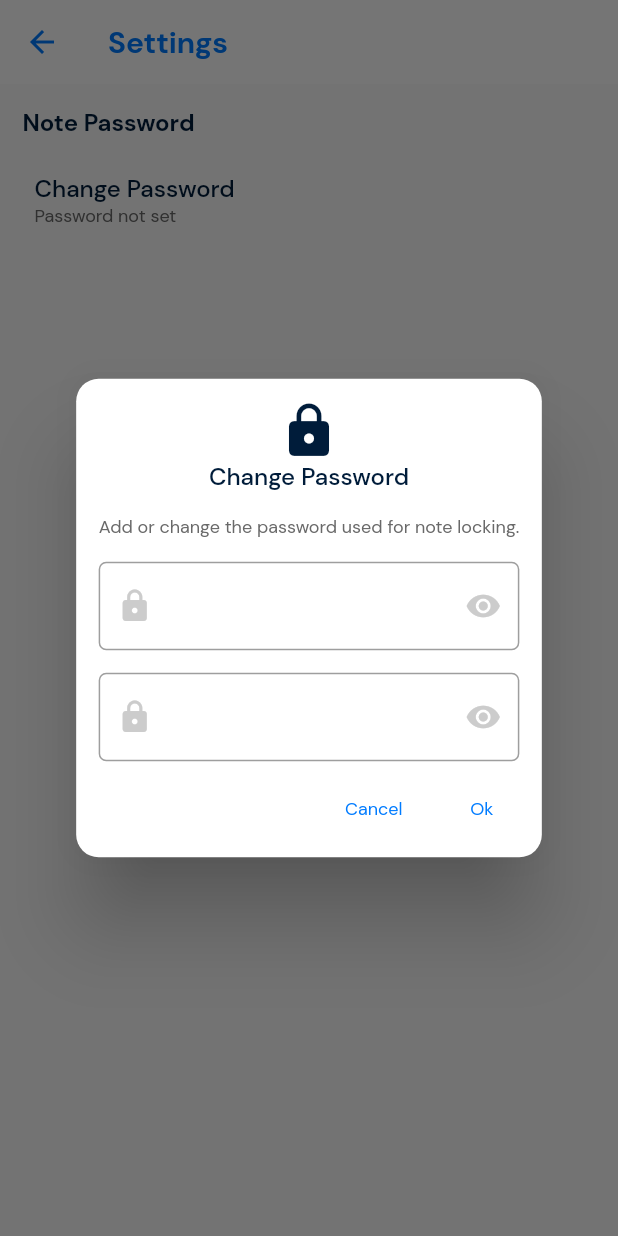
After one commit to mrkdyrit/Notako, a Flutter app: the NotePasswordScreen screen opened directly, after a tap on "Change Password", on a phone screen of 412 x 824 dp. The commit adds this screen. Run offline on Flutter 3.47's test engine with Material 2 defaults, Android fonts, the phone set to English and light mode, and no system bars; our stand-ins replace firebase_auth, firebase_core, flutter_svg, image_picker; accounts and stored records are empty.

Commit message:
Started Settings Screen, Added new property alertDescription to notakoAlertDialog

```diff
--- a/lib/screens/notes/dialogs/note_tags_dialog.dart
+++ b/lib/screens/notes/dialogs/note_tags_dialog.dart
@@ -17,13 +17,9 @@ Widget noteTagsDialog({
               builder: (context, setState) {
                 return notakoAlertDialog(
                   titleText: 'Note Tags', titleIcon: Icons.sell,
+                  alertDescription: 'Add up to five tags to organize your note.',
                   context: context,
                   children: [
-                    const Text(
-                      'Add up to five tags to organize your note.',
-                      style: FontTypography.mutedText3,
-                      textAlign: TextAlign.center,
-                    ),
                     Padding(
                       padding: const EdgeInsets.only(top: 25),
                       child: TextFormField(
--- /dev/null
+++ b/lib/screens/settings/note_password.dart
@@ -0,0 +1,168 @@
+import 'package:flutter/material.dart';
+import 'package:notako_app/utils/font_typography.dart';
+import 'package:notako_app/utils/colors.dart' as notako_color;
+import 'package:notako_app/widgets/dialogs/notako_alert_dialog.dart';
+
+class NotePasswordScreen extends StatefulWidget {
+  const NotePasswordScreen({super.key});
+
+  @override
+  State<NotePasswordScreen> createState() => _NotePasswordScreenState();
+}
+
+class _NotePasswordScreenState extends State<NotePasswordScreen> {
+  final passwordFormKey = GlobalKey<FormState>();
+
+  bool _isHidden = true;
+  final Icon _passIconShow = const Icon(Icons.visibility, color: notako_color.Colors.greyColor,);
+  final Icon _passIconHide = const Icon(Icons.visibility_off, color: notako_color.Colors.greyColor,);
+
+  final passwordController = TextEditingController();
+  final passwordConfirmationController = TextEditingController();
+
+  @override
+  Widget build(BuildContext context) {
+    return Scaffold(
+      appBar: AppBar(
+        title: Text(
+          'Settings',
+          style: FontTypography.heading2.copyWith(color: notako_color.Colors.secondaryColor),
+        ),
+        backgroundColor: Colors.white,
+        iconTheme: const IconThemeData(color: notako_color.Colors.secondaryColor),
+        elevation: 0,
+      ),
+      body: Padding(
+        padding: const EdgeInsets.all(15),
+        child: ListView(
+          children: [
+            const Text(
+              'Note Password',
+              style: FontTypography.heading3,
+            ),
+            Padding(
+              padding: const EdgeInsets.only(top: 15),
+              child: TextButton(
+                onPressed: () {
+                  showDialog(
+                    context: context,
+                    builder: (BuildContext context) {
+                      return StatefulBuilder(
+                        builder: (context, setState) {
+                          return notakoAlertDialog(
+                            titleText: 'Change Password',
+                            alertDescription: 'Add or change the password used for note locking.',
+                            titleIcon: Icons.lock,
+                            context: context,
+                            onCancel: () {
+                              passwordConfirmationController.clear();
+                              passwordController.clear();
+                            },
+                            onSubmit: () {
+                              passwordConfirmationController.clear();
+                              passwordController.clear();
+                            },
+                            children: [
+                              Form(
+                                // key: passwordFormKey,
+                                child: Column(
+                                  children: [
+                                    TextFormField(
+                                      validator: (value) {
+                                        if (value == null || value.isEmpty || !RegExp(r'^(?=.*[0-9])(?=.*[a-z])(?=.*[A-Z])(?!.* ).{8,}$').hasMatch(value)) {
+                                          return '• Passwords must be alphanumeric. \n• Passwords must be 8 characters long. \n• Password must contain at least one uppercase letter.';
+                                        }
+
+                                        return null;
+                                      },
+                                      controller: passwordController,
+                                      onTapOutside: (event) {
+                                        setState(() {
+                                          _isHidden = true;
+                                        });
+                                      },
+                                      obscureText: _isHidden,
+                                      enableSuggestions: false,
+                                      autocorrect: false,
+                                      decoration: InputDecoration(
+                                        prefixIcon: const Icon(Icons.lock, color: notako_color.Colors.greyColor,),
+                                        suffixIcon: IconButton(
+                                          icon: _isHidden ? _passIconShow: _passIconHide,
+                                          onPressed: () {
+                                            setState(() {
+                                              _isHidden ? _isHidden = false: _isHidden = true;
+                                            });
+                                          },
+                                        ),
+                                        border: OutlineInputBorder(borderRadius: BorderRadius.circular(5.0)),
+                                      ),
+                                    ),
+                                    Padding(
+                                      padding: const EdgeInsets.only(top: 15),
+                                      child: TextFormField(
+                                        validator: (value) {
+                                          if(passwordController.text.trim() != value || value == null || value.isEmpty) {
+                                            return 'Passwords does not match';
+                                          }
+
+                                          return null;
+                                        },
+                                        controller: passwordConfirmationController,
+                                        onTapOutside: (event) {
+                                          setState(() {
+                                            _isHidden = true;
+                                          });
+                                        },
+                                        obscureText: _isHidden,
+                                        enableSuggestions: false,
+                                        autocorrect: false,
+                                        decoration: InputDecoration(
+                                          prefixIcon: const Icon(Icons.lock, color: notako_color.Colors.greyColor,),
+                                          suffixIcon: IconButton(
+                                            icon: _isHidden ? _passIconShow: _passIconHide,
+                                            onPressed: () {
+                                              setState(() {
+                                                _isHidden ? _isHidden = false: _isHidden = true;
+                                              });
+                                            },
+                                          ),
+                                          border: OutlineInputBorder(borderRadius: BorderRadius.circular(5.0)),
+                                        ),
+                                      ),
+                                    )
+                                  ],
+                                ),
+                              ),
+                            ]
+                          );
+                        }
+                      );
+                    }
+                  );
+                },
+                child: Row(
+                  crossAxisAlignment: CrossAxisAlignment.start,
+                  children: [
+                    Column(
+                      crossAxisAlignment: CrossAxisAlignment.start,
+                      children: const [
+                        Text(
+                          'Change Password',
+                          style: FontTypography.subHeading2,
+                        ),
+                        Text(
+                          'Password not set',
+                          style: FontTypography.mutedText3,
+                        ),
+                      ],
+                    ),
+                  ],
+                )
+              ),
+            )
+          ],
+        ),
+      )
+    );
+  }
+}
--- a/lib/widgets/dialogs/notako_alert_dialog.dart
+++ b/lib/widgets/dialogs/notako_alert_dialog.dart
@@ -5,6 +5,7 @@ import 'package:notako_app/utils/colors.dart' as notako_color;
 
 AlertDialog notakoAlertDialog({
   required String titleText,
+  required String alertDescription,
   required IconData titleIcon,
   required BuildContext context,
   required List<Widget> children,
@@ -34,7 +35,17 @@ AlertDialog notakoAlertDialog({
     ),
     content: Column(
       mainAxisSize: MainAxisSize.min,
-      children: children,
+      children: [
+        Padding(
+          padding: const EdgeInsets.only(bottom: 15),
+          child: Text(
+            alertDescription,
+            style: FontTypography.mutedText3,
+            textAlign: TextAlign.center,
+          ),
+        ),
+        ...children
+      ],
     ),
     actions: [
       TextButton(
```
Also changed, not shown: lib/screens/notes/dialogs/image_attackments_dialog.dart (+1 -8 lines), lib/screens/settings/settings.dart (+47 -1 lines).
